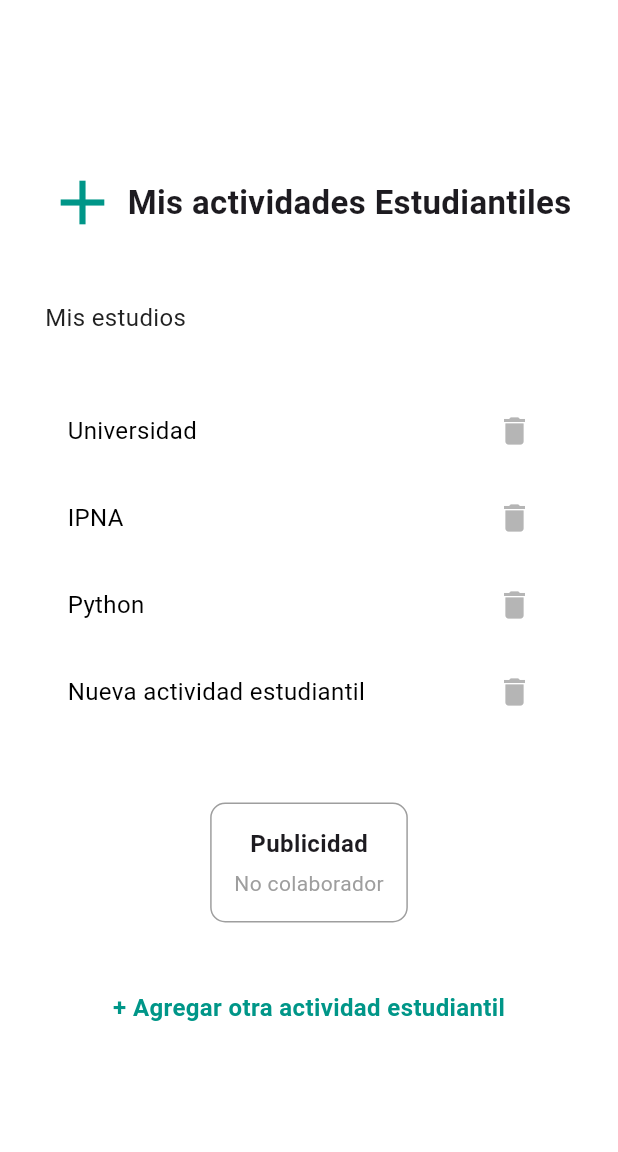
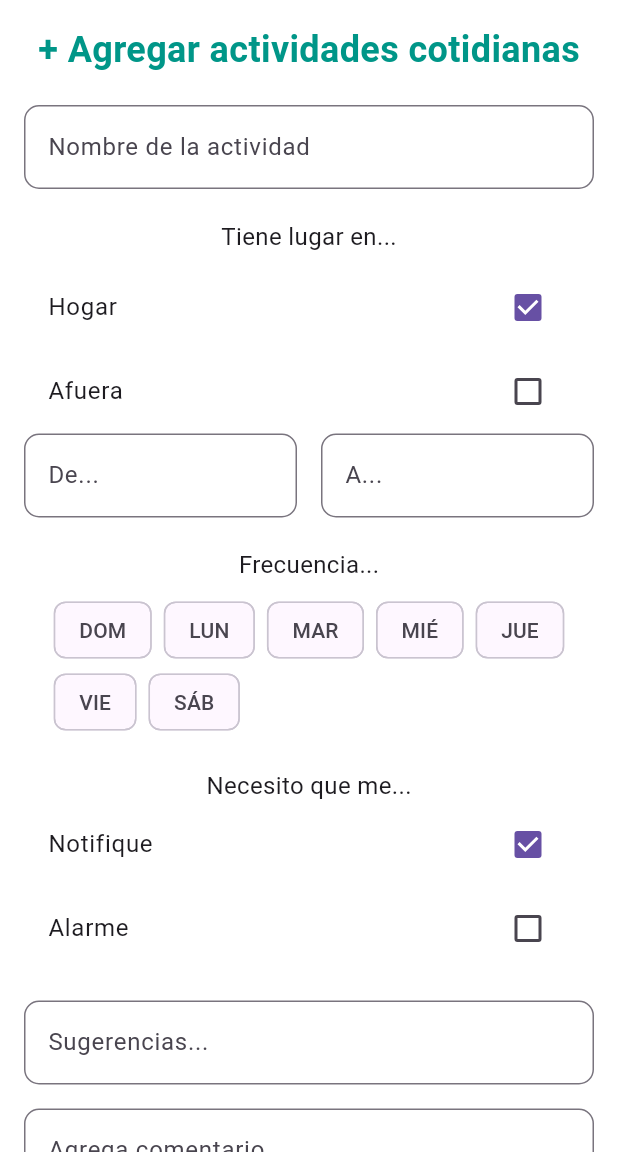
Before and after one commit to AN5THONY/PlanIzi.V1.0.0, a Flutter app: the StudientActivityScreen screen opened directly, after a tap on "+ Agregar otra actividad estudiantil", on a phone screen of 412 x 824 dp, the part 84-1236 px from its top. Run offline on Flutter 3.47's test engine with Material 3 defaults, Android fonts, the phone set to English and light mode, and no system bars; our stand-ins replace carousel_slider, firebase_auth, firebase_core, flutter_speed_dial, get, google_fonts and 1 more; accounts and stored records are empty; network calls fail.

Commit message:
Interfaces de todas las actividades
xd

```diff
--- a/lib/views/Activity/Cotidiano/daily_activity_screen.dart
+++ b/lib/views/Activity/Cotidiano/daily_activity_screen.dart
@@ -1,7 +1,7 @@
 import 'package:flutter/material.dart';
 import 'package:plan_izi_v2/models/daily_data.dart';
 import 'package:plan_izi_v2/theme/app_colors.dart';
-import 'package:plan_izi_v2/views/Activity/Cotidiano/ordi_activity_screen.dart';
+import 'package:plan_izi_v2/views/Activity/Cotidiano/crea_coti_screen.dart';
 import 'package:plan_izi_v2/widgets/Publicidad/espacio_publi.dart';
 import 'package:plan_izi_v2/widgets/dailyActivity/a_daily.dart';
 
@@ -97,7 +97,7 @@ class _DailyActivityScreenState extends State<DailyActivityScreen> {
                   onTap: (){
                      Navigator.push(
                   context,
-                   MaterialPageRoute(builder: (context) =>  OrdiActivityScreen()));
+                   MaterialPageRoute(builder: (context) =>  const CreaCotiScreen()));
 
                   },
                   child: const Center(
--- /dev/null
+++ b/lib/views/Activity/Estudiantil/crea_studient_screen.dart
@@ -0,0 +1,152 @@
+import 'package:flutter/material.dart';
+import 'package:plan_izi_v2/widgets/buttons/primary_button.dart';
+import 'package:plan_izi_v2/widgets/textfields/custom_textfield.dart';
+
+class CreaStudientScreen extends StatelessWidget {
+  const CreaStudientScreen({super.key});
+
+  @override
+  Widget build(BuildContext context) {
+    return Scaffold(
+      appBar: AppBar(
+        backgroundColor: Colors.white,
+        elevation: 0,
+        title: const Text(
+          'PlanIzi',
+          style: TextStyle(
+            fontSize: 50,
+            color: Colors.teal,
+            fontWeight: FontWeight.bold,
+          ),
+        ),
+        centerTitle: true,
+      ),
+      body: SingleChildScrollView(
+        padding: const EdgeInsets.all(16),
+        child: Column(
+          children: [
+              const Text(
+              "+ Agregar actividades cotidianas",
+              style: TextStyle(
+                fontSize: 24,
+                fontWeight: FontWeight.bold,
+                color: Colors.teal,
+              ),
+            ),
+            const SizedBox(height: 20),
+
+            // Nombre de la actividad
+            CustomTextfield(
+              controller: TextEditingController(),
+              labelText: "Nombre de la actividad",
+              hintText: "Cocinar, ir al Gym, Limpiar etc.",
+              keyboardType: TextInputType.text,
+            ),
+            const SizedBox(height: 20),
+
+            // Lugar
+            const Text(
+              "Tiene lugar en...",
+              style: TextStyle(fontSize: 16),
+            ),
+            const SizedBox(height: 8),
+            CheckboxListTile(
+              title: const Text("Hogar"),
+              value: true,
+              onChanged: (bool? value) {},
+            ),
+            CheckboxListTile(
+              title: const Text("Afuera"),
+              value: false,
+              onChanged: (bool? value) {},
+            ),
+            Row(
+              children: [
+                Expanded(
+                  child: CustomTextfield(
+                    controller: TextEditingController(),
+                    labelText: "De...",
+                    hintText: "",
+                    keyboardType: TextInputType.datetime,
+                  ),
+                ),
+                const SizedBox(width: 16),
+                Expanded(
+                  child: CustomTextfield(
+                    controller: TextEditingController(),
+                    labelText: "A...",
+                    hintText: "",
+                    keyboardType: TextInputType.datetime,
+                  ),
+                ),
+              ],
+            ),
+            const SizedBox(height: 20),
+
+            // Frecuencia
+            const Text(
+              "Frecuencia...",
+              style: TextStyle(fontSize: 16),
+            ),
+            const SizedBox(height: 8),
+            Wrap(
+              spacing: 8,
+              children: ["DOM", "LUN", "MAR", "MIÉ", "JUE", "VIE", "SÁB"]
+                  .map(
+                    (day) => ChoiceChip(
+                      label: Text(day),
+                      selected: false,
+                      onSelected: (bool selected) {},
+                    ),
+                  )
+                  .toList(),
+            ),
+            const SizedBox(height: 20),
+
+            // Necesidades
+            const Text(
+              "Necesito que me...",
+              style: TextStyle(fontSize: 16),
+            ),
+            CheckboxListTile(
+              title: const Text("Notifique"),
+              value: true,
+              onChanged: (bool? value) {},
+            ),
+            CheckboxListTile(
+              title: const Text("Alarme"),
+              value: false,
+              onChanged: (bool? value) {},
+            ),
+            const SizedBox(height: 20),
+
+            // Sugerencias y Comentarios
+            CustomTextfield(
+              controller: TextEditingController(),
+              labelText: "Sugerencias...",
+              hintText: "Palabras claves...",
+              keyboardType: TextInputType.text,
+            ),
+            const SizedBox(height: 16),
+            CustomTextfield(
+              controller: TextEditingController(),
+              labelText: "Agrega comentario...",
+              hintText: "Comentario...",
+              keyboardType: TextInputType.text,
+            ),
+            const SizedBox(height: 20),
+
+            // Botón
+            PrimaryButton(
+              text: "Agregar curso",
+              onPressed: () {
+                // Acción al presionar
+              },
+              color: Colors.teal,
+            ),
+          ],
+        ),
+      ),
+    );
+  }
+}
--- a/lib/views/Activity/Estudiantil/studient_activity_screen.dart
+++ b/lib/views/Activity/Estudiantil/studient_activity_screen.dart
@@ -1,6 +1,7 @@
 import 'package:flutter/material.dart';
 import 'package:plan_izi_v2/models/studient_data.dart';
 import 'package:plan_izi_v2/theme/app_colors.dart';
+import 'package:plan_izi_v2/views/Activity/Estudiantil/crea_studient_screen.dart';
 import 'package:plan_izi_v2/widgets/Publicidad/espacio_publi.dart';
 import 'package:plan_izi_v2/widgets/StudientActivity/a_studient.dart';
 
@@ -98,7 +99,12 @@ class _StudientActivityScreenState extends State<StudientActivityScreen> {
                 const SizedBox(height: 30),
 
                 GestureDetector(
-                  onTap: _agregarstudient,
+                  onTap: (){
+                       Navigator.push(
+                  context,
+                   MaterialPageRoute(builder: (context) =>  const CreaStudientScreen()));
+
+                  },
                   child: const Center(
                     child: Text(
                       '+ Agregar otra actividad estudiantil',
--- a/lib/views/Activity/botom_data.dart
+++ b/lib/views/Activity/botom_data.dart
@@ -3,7 +3,7 @@ import 'package:flutter_speed_dial/flutter_speed_dial.dart';
 import 'package:plan_izi_v2/theme/app_colors.dart';
 import 'package:plan_izi_v2/views/Activity/COOKI/cookie_activity_screen.dart';
 import 'package:plan_izi_v2/views/Activity/Cotidiano/daily_activity_screen.dart';
-import 'package:plan_izi_v2/views/Activity/Cotidiano/ordi_activity_screen.dart';
+import 'package:plan_izi_v2/views/Activity/ordi_activity_screen.dart';
 import 'package:plan_izi_v2/views/Activity/Especial/special_activity_screen.dart';
 import 'package:plan_izi_v2/views/Activity/Estudiantil/studient_activity_screen.dart';
 import 'package:plan_izi_v2/views/Activity/Laboral/work_activity_screen.dart';
```
Also changed, not shown: lib/views/Activity/Cotidiano/crea_coti_screen.dart (added, +148 -0 lines), lib/views/Activity/Laboral/work_activity_screen.dart (+6 -7 lines), lib/views/Activity/ordi_activity_screen.dart (renamed from lib/views/Activity/Cotidiano/ordi_activity_screen.dart).
